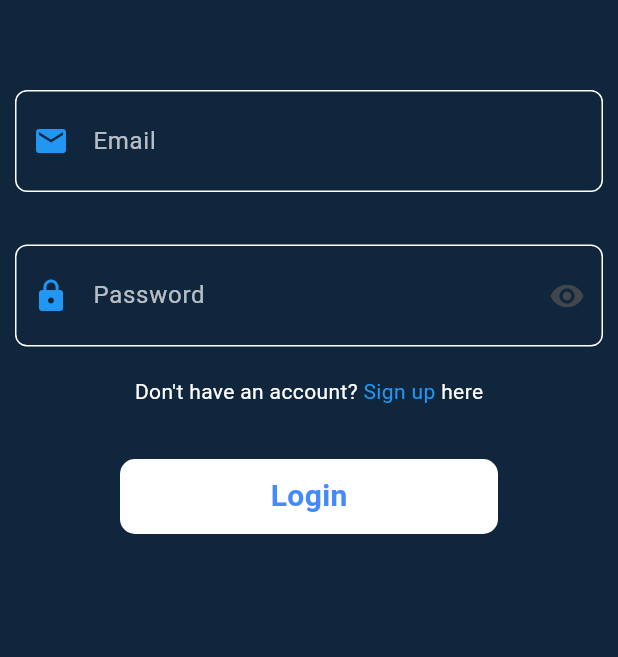
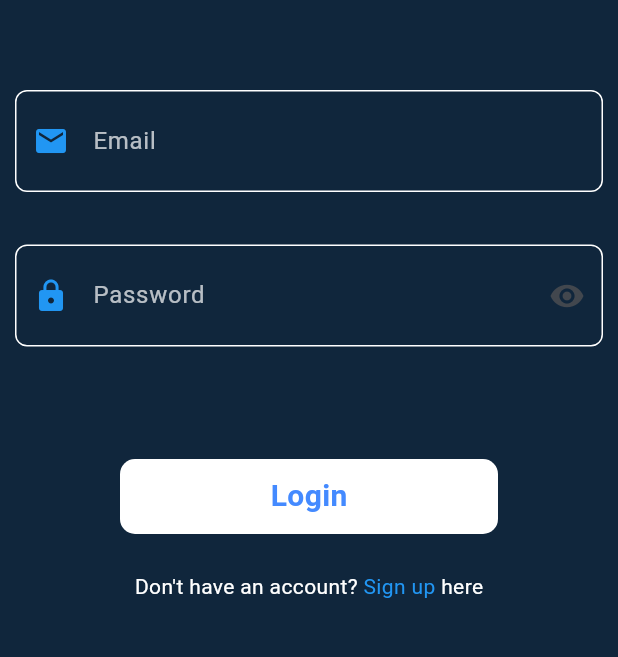
Before and after one commit to BakhtiarAhmed41/AudioTale, a Flutter app: the SignUp screen opened directly, after a tap on "Login", on a phone screen of 412 x 824 dp, the part 459-1116 px from its top. Run offline on Flutter 3.47's test engine with Material 3 defaults, Android fonts, the phone set to English and light mode, and no system bars; our stand-ins replace firebase_auth, firebase_core, fluttertoast; accounts and stored records are empty.

Commit message:
Signup functionality completed

```diff
--- a/lib/login_screen.dart
+++ b/lib/login_screen.dart
@@ -96,24 +96,24 @@ class _LoginState extends State<Login> {
                     const SizedBox(
                       height: 5,
                     ),
-                    Row(
-                      mainAxisAlignment: MainAxisAlignment.center,
-                      children: [
-                        const SizedBox(
-                          height: 30,
-                        ),
-                        const Text("Don't have an account? ", style: TextStyle(color: Colors.white),),
-                        InkWell(onTap: (){
-                          Navigator.push(context,
-                              MaterialPageRoute(builder: (context) => const SignUp()),
-                          );
-                        },
-                            child: const Text('Sign up', style: TextStyle(color: Colors.blue),)),
-                        const Text(' here', style: TextStyle(color: Colors.white)),
-                      ],
-                    ),
+                    // Row(
+                    //   mainAxisAlignment: MainAxisAlignment.center,
+                    //   children: [
+                    //     const SizedBox(
+                    //       height: 30,
+                    //     ),
+                    //     const Text("Don't have an account? ", style: TextStyle(color: Colors.white),),
+                    //     InkWell(onTap: (){
+                    //       Navigator.push(context,
+                    //           MaterialPageRoute(builder: (context) => const SignUp()),
+                    //       );
+                    //     },
+                    //         child: const Text('Sign up', style: TextStyle(color: Colors.blue),)),
+                    //     const Text(' here', style: TextStyle(color: Colors.white)),
+                    //   ],
+                    // ),
                     const SizedBox(
-                      height: 30,
+                      height: 60,
                     ),
                   ],
                 ),
@@ -126,6 +126,24 @@ class _LoginState extends State<Login> {
                       }
                     },
                   ),
+              SizedBox(height: 20,),
+              Row(
+                mainAxisAlignment: MainAxisAlignment.center,
+                children: [
+                  const SizedBox(
+                    height: 30,
+                  ),
+                  const Text("Don't have an account? ", style: TextStyle(color: Colors.white),),
+                  InkWell(onTap: (){
+                    Navigator.push(context,
+                      MaterialPageRoute(builder: (context) => const SignUp()),
+                    );
+                  },
+                      child: const Text('Sign up', style: TextStyle(color: Colors.blue),)),
+                  const Text(' here', style: TextStyle(color: Colors.white)),
+                ],
+              ),
+
             ],
           ),
         ),
--- a/lib/signup_screen.dart
+++ b/lib/signup_screen.dart
@@ -44,7 +44,7 @@ class _SignUpState extends State<SignUp> {
             children: [
               const SizedBox(height: 30,),
               Center(child: Image.asset('assets/images/AudioTale_logo.png', height: 220, width: 250,)),
-              const SizedBox(height: 30,),
+              const SizedBox(height: 50,),
               Form(
                 key: _formKey,
                 child: Column(
@@ -123,26 +123,7 @@ class _SignUpState extends State<SignUp> {
                       ),
                     ),
                     const SizedBox(
-                      height: 5,
-                    ),
-                    Row(
-                      mainAxisAlignment: MainAxisAlignment.center,
-                      children: [
-                        const SizedBox(
-                          height: 30,
-                        ),
-                        const Text("Already registered? ", style: TextStyle(color: Colors.white),),
-                        InkWell(onTap: (){
-                          Navigator.push(context,
-                            MaterialPageRoute(builder: (context) => const Login()),
-                          );
-                        },
-                            child: const Text('Login', style: TextStyle(color: Colors.blue),)),
-                        const Text(' here', style: TextStyle(color: Colors.white)),
-                      ],
-                    ),
-                    const SizedBox(
-                      height: 30,
+                      height: 60,
                     ),
                   ],
                 ),
@@ -165,6 +146,26 @@ class _SignUpState extends State<SignUp> {
                   }
                 },
               ),
+              const SizedBox(
+                height: 20,
+              ),
+              Row(
+                mainAxisAlignment: MainAxisAlignment.center,
+                children: [
+                  const SizedBox(
+                    height: 30,
+                  ),
+                  const Text("Already registered? ", style: TextStyle(color: Colors.white),),
+                  InkWell(onTap: (){
+                    Navigator.push(context,
+                      MaterialPageRoute(builder: (context) => const Login()),
+                    );
+                  },
+                      child: const Text('Login', style: TextStyle(color: Colors.blue),)),
+                  const Text(' here', style: TextStyle(color: Colors.white)),
+                ],
+              ),
+
             ],
           ),
         ),
```
